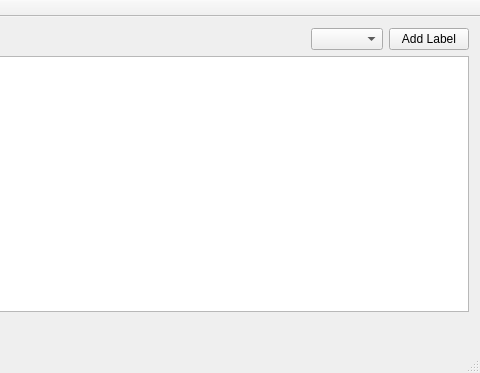
This is mainwindow.ui in tomMoral/faceTag as Qt 5 draws it before an edit; both pictures show x 320 to 800 and y 0 to 373 of the 800 by 373 pixel window. The edited form follows.
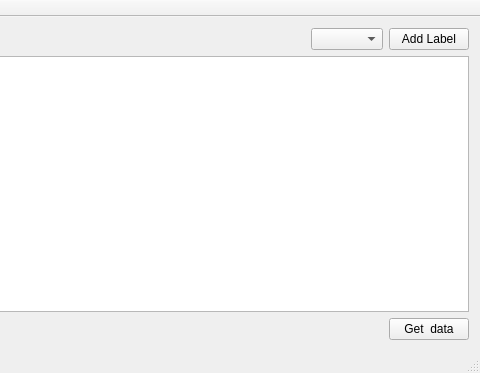
This is the edited form.

What changed in the file:
```diff
--- a/mainwindow.ui
+++ b/mainwindow.ui
@@ -62,6 +62,13 @@
       </property>
      </widget>
     </item>
+    <item row="2" column="5">
+     <widget class="QPushButton" name="getButton">
+      <property name="text">
+       <string>Get  data</string>
+      </property>
+     </widget>
+    </item>
    </layout>
   </widget>
   <widget class="QMenuBar" name="menuBar">
```
Left out of the diff: 2 changed lines with no effect on the pictures.
